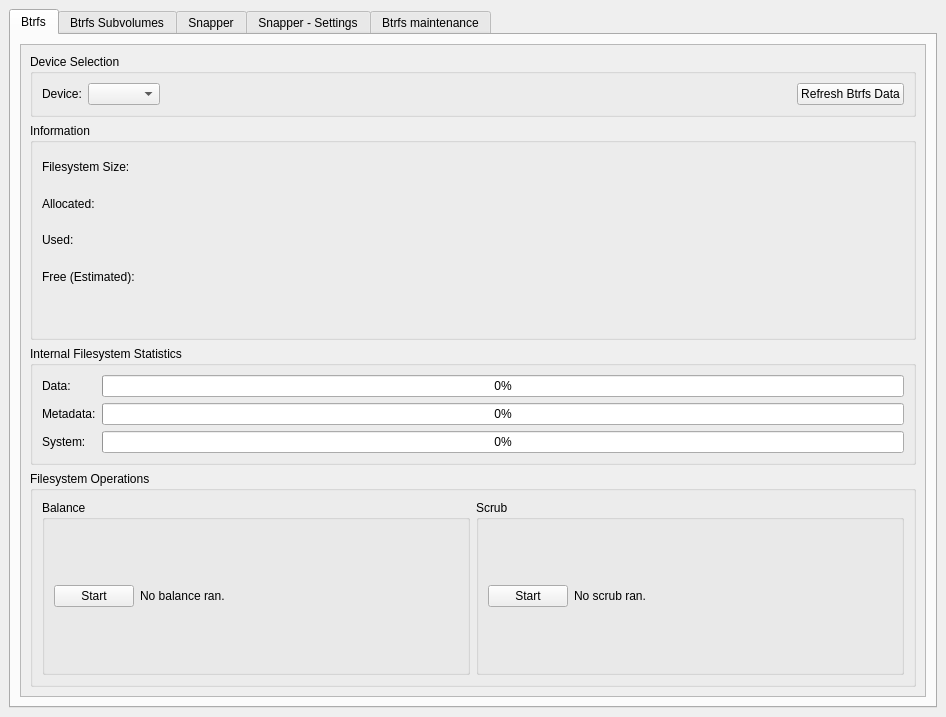
First picture: the form in btrfs-assistant.ui, repository bkmo/btrfs-assistant-bkmo, before the edit.
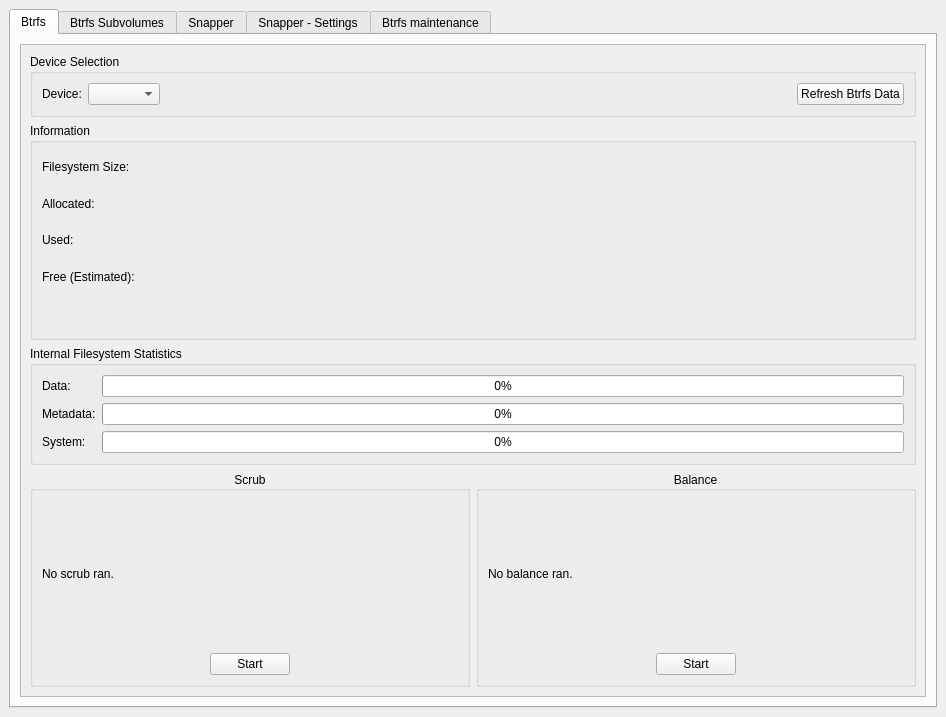
Second picture: the form after the edit. Icons and pictures are not drawn.

Commit message: Parent group box removed from filesystem operations

Diff of the .ui file:
```diff
--- a/btrfs-assistant.ui
+++ b/btrfs-assistant.ui
@@ -46,43 +46,106 @@
             </rect>
            </property>
            <layout class="QGridLayout" name="gridLayout_7">
-            <item row="0" column="0">
-             <widget class="QGroupBox" name="groupBox_deviceSelection">
+            <item row="7" column="0">
+             <widget class="QGroupBox" name="groupBox_scrubOperation">
+              <property name="title">
+               <string>Scrub</string>
+              </property>
+              <property name="alignment">
+               <set>Qt::AlignCenter</set>
+              </property>
+              <layout class="QGridLayout" name="gridLayout_9">
+               <item row="1" column="2">
+                <spacer name="horizontalSpacer_22">
+                 <property name="orientation">
+                  <enum>Qt::Horizontal</enum>
+                 </property>
+                 <property name="sizeHint" stdset="0">
+                  <size>
+                   <width>40</width>
+                   <height>20</height>
+                  </size>
+                 </property>
+                </spacer>
+               </item>
+               <item row="1" column="0">
+                <spacer name="horizontalSpacer_20">
+                 <property name="orientation">
+                  <enum>Qt::Horizontal</enum>
+                 </property>
+                 <property name="sizeHint" stdset="0">
+                  <size>
+                   <width>40</width>
+                   <height>20</height>
+                  </size>
+                 </property>
+                </spacer>
+               </item>
+               <item row="1" column="1">
+                <widget class="QPushButton" name="pushButton_btrfsScrub">
+                 <property name="sizePolicy">
+                  <sizepolicy hsizetype="Fixed" vsizetype="Fixed">
+                   <horstretch>0</horstretch>
+                   <verstretch>0</verstretch>
+                  </sizepolicy>
+                 </property>
+                 <property name="toolTip">
+                  <string>&lt;html&gt;&lt;head/&gt;&lt;body&gt;&lt;p&gt;Perform scrub on device.&lt;/p&gt;&lt;/body&gt;&lt;/html&gt;</string>
+                 </property>
+                 <property name="text">
+                  <string>Start</string>
+                 </property>
+                </widget>
+               </item>
+               <item row="0" column="0" colspan="3">
+                <widget class="QLabel" name="label_btrfsScrubStatus">
+                 <property name="text">
+                  <string>No scrub ran.</string>
+                 </property>
+                 <property name="alignment">
+                  <set>Qt::AlignJustify|Qt::AlignVCenter</set>
+                 </property>
+                 <property name="wordWrap">
+                  <bool>true</bool>
+                 </property>
+                 <property name="margin">
+                  <number>10</number>
+                 </property>
+                </widget>
+               </item>
+              </layout>
+             </widget>
+            </item>
+            <item row="7" column="1">
+             <widget class="QGroupBox" name="groupBox_balanceOperation">
               <property name="sizePolicy">
-               <sizepolicy hsizetype="Preferred" vsizetype="Minimum">
+               <sizepolicy hsizetype="Preferred" vsizetype="Expanding">
                 <horstretch>0</horstretch>
                 <verstretch>0</verstretch>
                </sizepolicy>
               </property>
               <property name="title">
-               <string>Device Selection</string>
+               <string>Balance</string>
               </property>
-              <layout class="QHBoxLayout" name="horizontalLayout">
-               <item>
-                <widget class="QLabel" name="label_btrfsdevice">
-                 <property name="text">
-                  <string>Device:</string>
+              <property name="alignment">
+               <set>Qt::AlignCenter</set>
+              </property>
+              <layout class="QGridLayout" name="gridLayout_8">
+               <item row="1" column="2">
+                <spacer name="horizontalSpacer_18">
+                 <property name="orientation">
+                  <enum>Qt::Horizontal</enum>
                  </property>
-                </widget>
-               </item>
-               <item>
-                <widget class="QComboBox" name="comboBox_btrfsdevice">
-                 <property name="editable">
-                  <bool>false</bool>
+                 <property name="sizeHint" stdset="0">
+                  <size>
+                   <width>40</width>
+                   <height>20</height>
+                  </size>
                  </property>
-                 <property name="currentText">
-                  <string/>
-                 </property>
-                 <property name="sizeAdjustPolicy">
-                  <enum>QComboBox::AdjustToContents</enum>
-                 </property>
-                 <property name="placeholderText">
-                  <string/>
-                 </property>
-                </widget>
+                </spacer>
                </item>
-               <item>
-                <spacer name="horizontalSpacer_7">
+               <item row="1" column="0">
+                <spacer name="horizontalSpacer_17">
                  <property name="orientation">
                   <enum>Qt::Horizontal</enum>
                  </property>
@@ -94,17 +157,45 @@
                  </property>
                 </spacer>
                </item>
-               <item>
-                <widget class="QPushButton" name="pushButton_load">
+               <item row="1" column="1">
+                <widget class="QPushButton" name="pushButton_btrfsBalance">
+                 <property name="sizePolicy">
+                  <sizepolicy hsizetype="Fixed" vsizetype="Fixed">
+                   <horstretch>0</horstretch>
+                   <verstretch>0</verstretch>
+                  </sizepolicy>
+                 </property>
+                 <property name="toolTip">
+                  <string>&lt;html&gt;&lt;head/&gt;&lt;body&gt;&lt;p&gt;Perform full balance on device.&lt;/p&gt;&lt;/body&gt;&lt;/html&gt;</string>
+                 </property>
                  <property name="text">
-                  <string>Refresh Btrfs Data</string>
+                  <string>Start</string>
+                 </property>
+                </widget>
+               </item>
+               <item row="0" column="0" colspan="3">
+                <widget class="QLabel" name="label_btrfsBalanceStatus">
+                 <property name="sizePolicy">
+                  <sizepolicy hsizetype="Preferred" vsizetype="Preferred">
+                   <horstretch>0</horstretch>
+                   <verstretch>0</verstretch>
+                  </sizepolicy>
+                 </property>
+                 <property name="text">
+                  <string>No balance ran.</string>
+                 </property>
+                 <property name="wordWrap">
+                  <bool>true</bool>
+                 </property>
+                 <property name="margin">
+                  <number>10</number>
                  </property>
                 </widget>
                </item>
               </layout>
              </widget>
             </item>
-            <item row="5" column="0">
+            <item row="6" column="0" colspan="2">
              <widget class="QGroupBox" name="groupBox_btools">
               <property name="sizePolicy">
                <sizepolicy hsizetype="Preferred" vsizetype="Preferred">
@@ -170,7 +261,7 @@
               </layout>
              </widget>
             </item>
-            <item row="3" column="0">
+            <item row="4" column="0" colspan="2">
              <widget class="QGroupBox" name="groupBox_btrfsinfo">
               <property name="sizePolicy">
                <sizepolicy hsizetype="Preferred" vsizetype="MinimumExpanding">
@@ -263,101 +354,59 @@
               </layout>
              </widget>
             </item>
-            <item row="6" column="0">
-             <widget class="QGroupBox" name="groupBox_FilesystemOperations">
+            <item row="1" column="0" colspan="2">
+             <widget class="QGroupBox" name="groupBox_deviceSelection">
               <property name="sizePolicy">
-               <sizepolicy hsizetype="Preferred" vsizetype="Expanding">
+               <sizepolicy hsizetype="Preferred" vsizetype="Minimum">
                 <horstretch>0</horstretch>
                 <verstretch>0</verstretch>
                </sizepolicy>
               </property>
-              <property name="layoutDirection">
-               <enum>Qt::LeftToRight</enum>
-              </property>
               <property name="title">
-               <string>Filesystem Operations</string>
+               <string>Device Selection</string>
               </property>
-              <layout class="QGridLayout" name="gridLayout_3">
-               <item row="0" column="1">
-                <widget class="QGroupBox" name="groupBox_4">
-                 <property name="title">
-                  <string>Scrub</string>
+              <layout class="QHBoxLayout" name="horizontalLayout">
+               <item>
+                <widget class="QLabel" name="label_btrfsdevice">
+                 <property name="text">
+                  <string>Device:</string>
                  </property>
-                 <layout class="QHBoxLayout" name="horizontalLayout_9">
-                  <item>
-                   <widget class="QPushButton" name="pushButton_btrfsScrub">
-                    <property name="sizePolicy">
-                     <sizepolicy hsizetype="Fixed" vsizetype="Fixed">
-                      <horstretch>0</horstretch>
-                      <verstretch>0</verstretch>
-                     </sizepolicy>
-                    </property>
-                    <property name="toolTip">
-                     <string>&lt;html&gt;&lt;head/&gt;&lt;body&gt;&lt;p&gt;Perform scrub on device.&lt;/p&gt;&lt;/body&gt;&lt;/html&gt;</string>
-                    </property>
-                    <property name="text">
-                     <string>Start</string>
-                    </property>
-                   </widget>
-                  </item>
-                  <item>
-                   <widget class="QLabel" name="label_btrfsScrubStatus">
-                    <property name="text">
-                     <string>No scrub ran.</string>
-                    </property>
-                    <property name="wordWrap">
-                     <bool>true</bool>
-                    </property>
-                   </widget>
-                  </item>
-                 </layout>
                 </widget>
                </item>
-               <item row="0" column="0">
-                <widget class="QGroupBox" name="groupBox_3">
-                 <property name="sizePolicy">
-                  <sizepolicy hsizetype="Preferred" vsizetype="Expanding">
-                   <horstretch>0</horstretch>
-                   <verstretch>0</verstretch>
-                  </sizepolicy>
+               <item>
+                <widget class="QComboBox" name="comboBox_btrfsdevice">
+                 <property name="editable">
+                  <bool>false</bool>
                  </property>
-                 <property name="title">
-                  <string>Balance</string>
+                 <property name="currentText">
+                  <string/>
                  </property>
-                 <layout class="QHBoxLayout" name="horizontalLayout_8">
-                  <item>
-                   <widget class="QPushButton" name="pushButton_btrfsBalance">
-                    <property name="sizePolicy">
-                     <sizepolicy hsizetype="Fixed" vsizetype="Fixed">
-                      <horstretch>0</horstretch>
-                      <verstretch>0</verstretch>
-                     </sizepolicy>
-                    </property>
-                    <property name="toolTip">
-                     <string>&lt;html&gt;&lt;head/&gt;&lt;body&gt;&lt;p&gt;Perform full balance on device.&lt;/p&gt;&lt;/body&gt;&lt;/html&gt;</string>
-                    </property>
-                    <property name="text">
-                     <string>Start</string>
-                    </property>
-                   </widget>
-                  </item>
-                  <item>
-                   <widget class="QLabel" name="label_btrfsBalanceStatus">
-                    <property name="sizePolicy">
-                     <sizepolicy hsizetype="Preferred" vsizetype="Preferred">
-                      <horstretch>0</horstretch>
-                      <verstretch>0</verstretch>
-                     </sizepolicy>
-                    </property>
-                    <property name="text">
-                     <string>No balance ran.</string>
-                    </property>
-                    <property name="wordWrap">
-                     <bool>true</bool>
-                    </property>
-                   </widget>
-                  </item>
-                 </layout>
+                 <property name="sizeAdjustPolicy">
+                  <enum>QComboBox::AdjustToContents</enum>
+                 </property>
+                 <property name="placeholderText">
+                  <string/>
+                 </property>
+                </widget>
+               </item>
+               <item>
+                <spacer name="horizontalSpacer_7">
+                 <property name="orientation">
+                  <enum>Qt::Horizontal</enum>
+                 </property>
+                 <property name="sizeHint" stdset="0">
+                  <size>
+                   <width>40</width>
+                   <height>20</height>
+                  </size>
+                 </property>
+                </spacer>
+               </item>
+               <item>
+                <widget class="QPushButton" name="pushButton_load">
+                 <property name="text">
+                  <string>Refresh Btrfs Data</string>
+                 </property>
                 </widget>
                </item>
               </layout>
```
